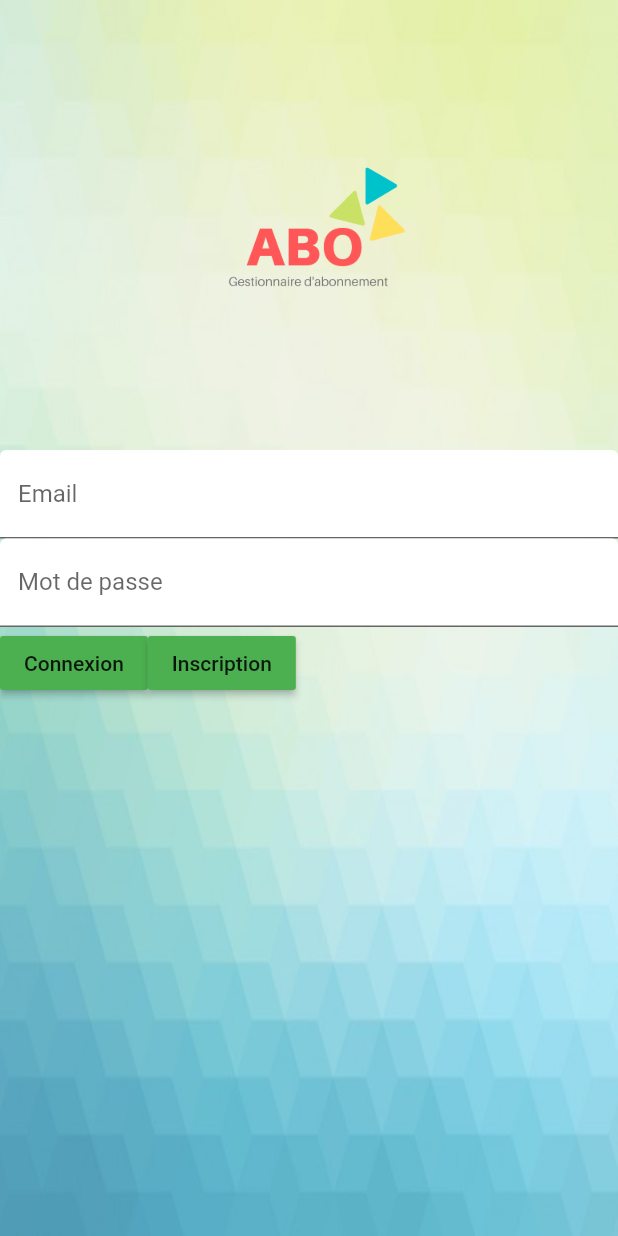
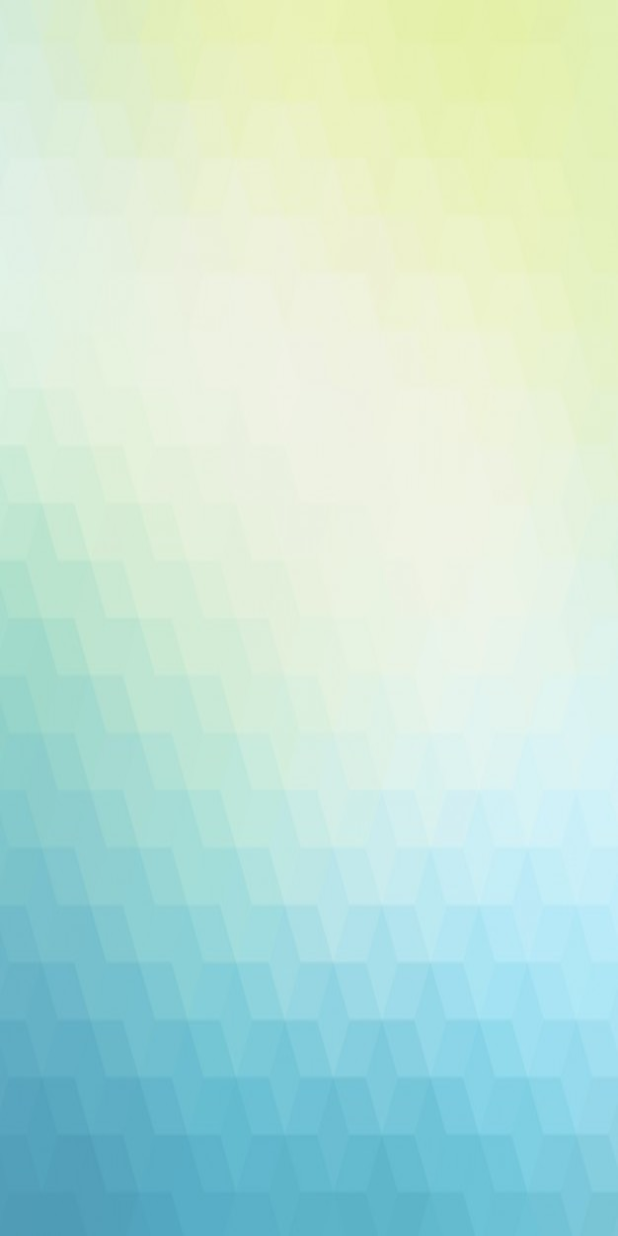
Before and after one commit to Pandanaax/Abo, a Flutter app: the screen it shows after launch, after a tap on "Inscription", on a phone screen of 412 x 824 dp. Run offline on Flutter 3.47's test engine with Material 2 defaults, Android fonts, the phone set to English and light mode, and no system bars.

Commit message:
New position of button and create a new page of inscription. This page is connected with the button inscription

```diff
--- /dev/null
+++ b/lib/pages/Inscription/inscription.dart
@@ -0,0 +1,23 @@
+import 'package:flutter/material.dart';
+
+class Inscription extends StatelessWidget {
+  @override
+  Widget build(BuildContext context) {
+    Size size = MediaQuery.of(context).size;
+    var scaffold = Scaffold(
+      body: Stack(
+        children: <Widget>[
+          Center(
+            child: new Image.asset(
+              'assets/backgrounds/homePage.jpg',
+              width: size.width,
+              height: size.height,
+              fit: BoxFit.fill,
+            ),
+          ),
+        ],
+      ),
+    );
+    return scaffold;
+  }
+}
--- a/lib/pages/home/buttons.dart
+++ b/lib/pages/home/buttons.dart
@@ -3,22 +3,31 @@ import 'package:flutter/material.dart';
 class Button extends StatelessWidget {
   final String text;
   final Color backgroundColor;
+  final Widget newPage;
 
-  const Button({@required this.text, @required this.backgroundColor}) : super();
+  const Button(
+      {@required this.text, @required this.backgroundColor, this.newPage})
+      : super();
 
   @override
   Widget build(BuildContext context) {
     return RaisedButton(
       child: Text(this.text),
-      onPressed: () => {},
+      onPressed: () {
+        Navigator.push(
+            context,
+            MaterialPageRoute(
+              builder: (context) => (this.newPage),
+            ));
+      },
       color: this.backgroundColor,
     );
   }
 }
 
 class PrimaryButton extends Button {
-  PrimaryButton({String text})
-      : super(text: text, backgroundColor: Colors.green);
+  PrimaryButton({String text, Widget newPage})
+      : super(text: text, backgroundColor: Colors.green, newPage: newPage);
 }
 
 class DangerButton extends Button {
--- a/lib/pages/home/home.dart
+++ b/lib/pages/home/home.dart
@@ -1,4 +1,5 @@
 import 'package:flutter/material.dart';
+import 'package:myAbos/pages/Inscription/inscription.dart';
 
 import 'buttons.dart';
 
@@ -43,8 +44,17 @@ class Home extends StatelessWidget {
               ),
               Row(
                 children: <Widget>[
-                  PrimaryButton(text: "Connexion"),
-                  PrimaryButton(text: "Inscription"),
+                  Padding(
+                    padding: EdgeInsets.fromLTRB(80, 0, 0, 0),
+                    child: PrimaryButton(
+                      text: "Connexion",
+                    ),
+                  ),
+                  Padding(
+                    padding: EdgeInsets.fromLTRB(20, 0, 0, 0),
+                    child: PrimaryButton(
+                        text: "Inscription", newPage: Inscription()),
+                  )
                 ],
               ),
             ],
```
Also changed, not shown: lib/main.dart (+12 -14 lines), 2 other files.
